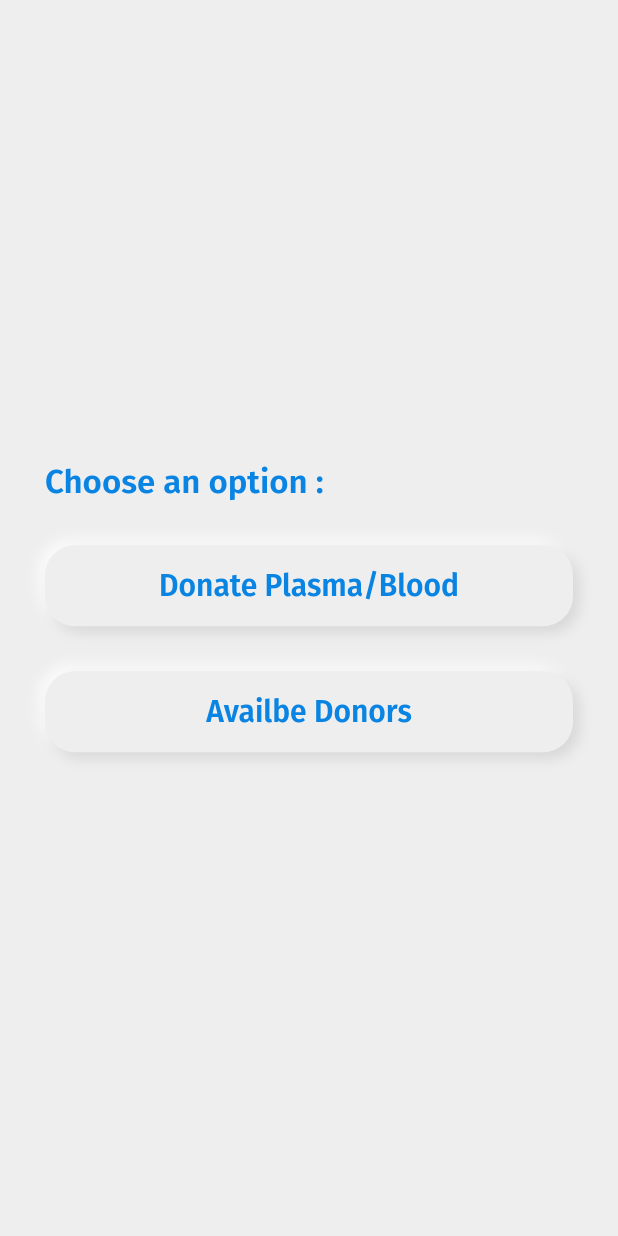
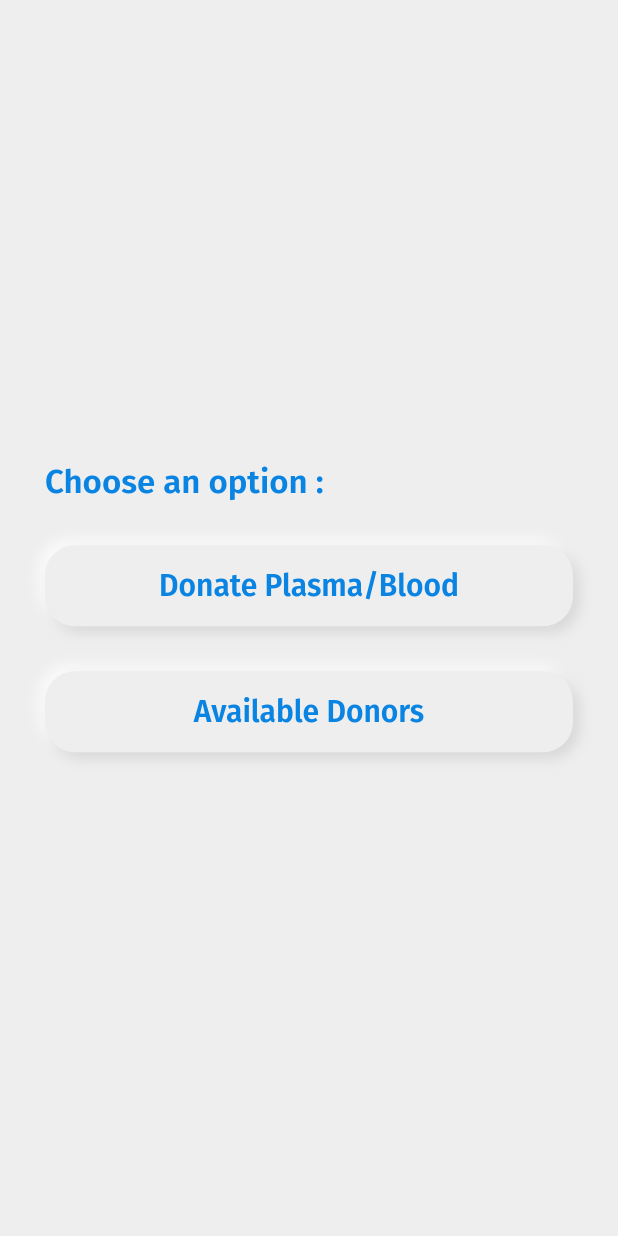
Before and after one commit to niloysikdar/Plaso-Connect, a Flutter app: the SelectPlasma screen opened directly, on a phone screen of 412 x 824 dp. Run offline on Flutter 3.47's test engine with Material 2 defaults, Android fonts, the phone set to English and light mode, and no system bars; our stand-ins replace carousel_slider, cloud_firestore, firebase_core, flutter_svg, fluttertoast, google_fonts and 1 more; accounts and stored records are empty.

Commit message:
Fixed Typo

```diff
--- a/lib/screens/selectoxygen.dart
+++ b/lib/screens/selectoxygen.dart
@@ -35,7 +35,7 @@ class SelectOxygen extends StatelessWidget {
               },
             ),
             selectOxygenButton(
-              text: "Avaible Sources",
+              text: "Available Sources",
               onTap: () {
                 Navigator.push(
                   context,
--- a/lib/screens/selectplasma.dart
+++ b/lib/screens/selectplasma.dart
@@ -35,7 +35,7 @@ class SelectPlasma extends StatelessWidget {
               },
             ),
             selectPlasmaButton(
-              text: "Availbe Donors",
+              text: "Available Donors",
               onTap: () {
                 Navigator.push(
                   context,
```
